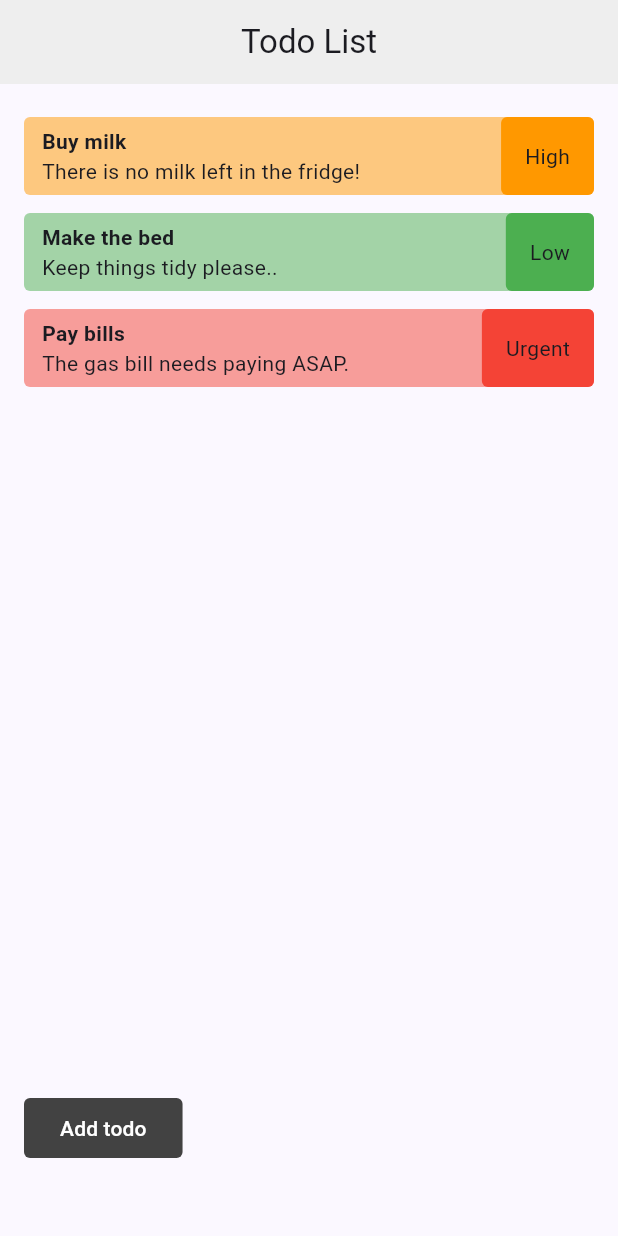
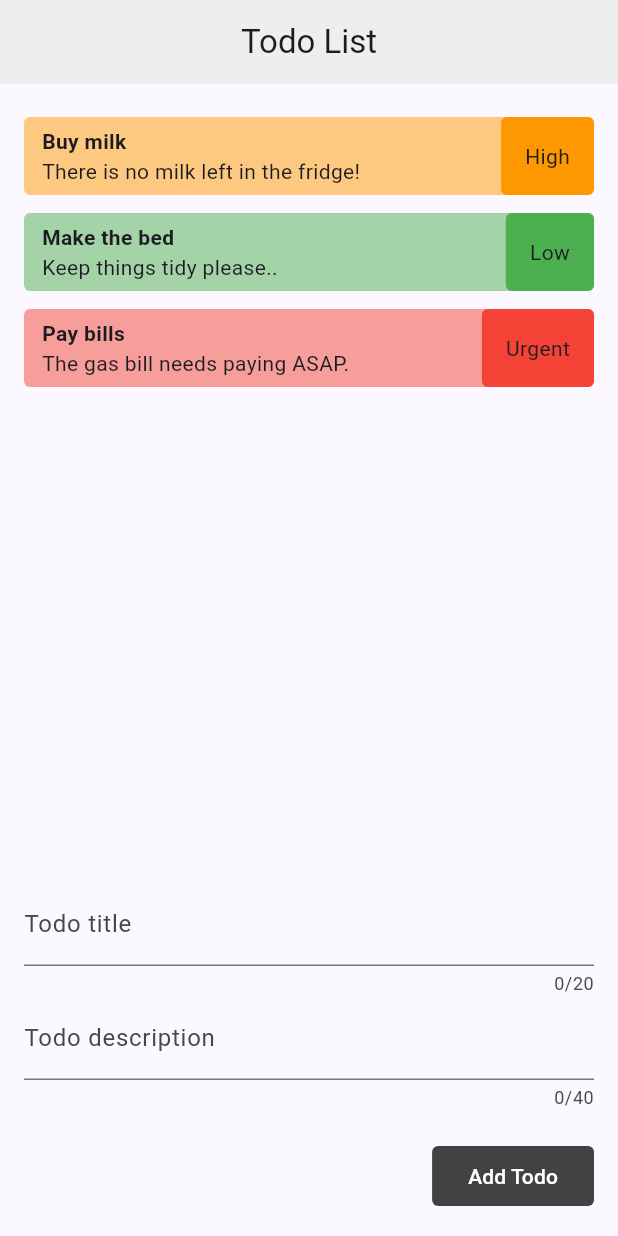
Before and after one commit to emagnu/forms_riverpod, a Flutter app: the screen it shows after launch, on a phone screen of 412 x 824 dp. Run offline on Flutter 3.47's test engine with Material 3 defaults, Android fonts, the phone set to English and light mode, and no system bars; our stand-ins replace flutter_riverpod, riverpod_annotation; generated files the repository leaves out were written again.

Commit message:
turned home_page stateful, add TextFormField() + GlobalKey() and validator

```diff
--- a/lib/src/presentation/ui/screens/home_page.dart
+++ b/lib/src/presentation/ui/screens/home_page.dart
@@ -1,21 +1,22 @@
 //  //   ///
 //  Import LIBRARIES
 import 'package:flutter/material.dart';
-// import 'package:flutter_riverpod/flutter_riverpod.dart';
 //  Import FILES
 import '../../widgets/todo_list.dart';
 //  //   ///
 
-class HomePage extends StatelessWidget {
+class HomePage extends StatefulWidget {
   const HomePage({super.key});
 
-  // final String _email = '';
+  @override
+  State<HomePage> createState() => _HomePageState();
+}
+
+class _HomePageState extends State<HomePage> {
+  final _formGlobalKey = GlobalKey<FormState>();
 
   @override
   Widget build(BuildContext context) {
-    // final TextEditingController emailController = TextEditingController();
-    GlobalKey formGlobalKey = GlobalKey<FormState>();
-
     return Scaffold(
       appBar: AppBar(
         title: const Text('Todo List'),
@@ -23,55 +24,151 @@ class HomePage extends StatelessWidget {
         backgroundColor: Colors.grey[200],
       ),
       body: Padding(
-        padding: const EdgeInsets.all(16.0),
+        padding: const EdgeInsets.all(16),
         child: Column(
-          crossAxisAlignment: CrossAxisAlignment.start,
-          children: <Widget>[
-            //  Show the todoList
+          children: [
+            // Expanded(child: TodoList(todos: todos)),
             const Expanded(child: TodoList()),
 
-            //  Forms for adding new tasks - FormField()
-            // TextField(
-            //   controller: emailController,
-            //   keyboardType: TextInputType.emailAddress,
-            //   decoration: const InputDecoration(label: Text('Email Address')),
-            //   // onChanged: (value) {setState(() {_email = value;debugPrint(value);});},
-            // ),
+            // form stuff below here
             Form(
+              key: _formGlobalKey,
               child: Column(
                 crossAxisAlignment: CrossAxisAlignment.end,
-                children: <Widget>[
-                  // decoration: const InputDecoration(labelText: 'New Task',),
-                  // Todo title
+                children: [
+                  // todo title
+                  TextFormField(
+                    maxLength: 20,
+                    decoration:
+                        const InputDecoration(label: Text('Todo title')),
+                    validator: (v) {
+                      if (v == null || v.isEmpty) {
+                        return 'Please enter a title for your Todo.';
+                      }
+                      return null;
+                    },
+                  ),
 
-                  // Tod description
+                  // todo description
+                  TextFormField(
+                    maxLength: 40,
+                    decoration:
+                        const InputDecoration(label: Text('Todo description')),
+                    validator: (v) {
+                      if (v == null || v.isEmpty || v.length < 5) {
+                        return 'Enter a description at least 5 characters long.';
+                      }
+                      return null;
+                    },
+                  ),
 
-                  // Priority
+                  // priority
 
-                  // Submit button
-                  const SizedBox(height: 16.0),
+                  // submit button
+                  const SizedBox(height: 20),
                   FilledButton(
-                    key: formGlobalKey,
-                    onPressed: () {},
+                    onPressed: () {
+                      _formGlobalKey.currentState!.validate();
+                    },
                     style: FilledButton.styleFrom(
                       backgroundColor: Colors.grey[800],
                       shape: RoundedRectangleBorder(
-                        borderRadius: BorderRadius.circular(4.0),
+                        borderRadius: BorderRadius.circular(4),
                       ),
                     ),
-                    child: const Text('Add todo'),
-                  ),
+                    child: const Text('Add Todo'),
+                  )
                 ],
               ),
-            ),
-            const SizedBox(height: 16.0),
-            // Text('Your email: $_email'),
-            // FilledButton(onPressed: () {debugPrint('EmailController: $emailController.text.trim()');},child: const Text('Print email'),),
-
-            const SizedBox(height: 16.0),
+            )
           ],
         ),
       ),
     );
   }
 }
+
+// class HomePage extends StatelessWidget {
+//   const HomePage({super.key});
+
+//   // final String _email = '';
+
+//   @override
+//   Widget build(BuildContext context) {
+//     // final TextEditingController emailController = TextEditingController();
+//     GlobalKey<FormState> formGlobalKey = GlobalKey<FormState>();
+
+//     return Scaffold(
+//       appBar: AppBar(
+//         title: const Text('Todo List'),
+//         centerTitle: true,
+//         backgroundColor: Colors.grey[200],
+//       ),
+//       body: Padding(
+//         padding: const EdgeInsets.all(16.0),
+//         child: Column(
+//           crossAxisAlignment: CrossAxisAlignment.start,
+//           children: <Widget>[
+//             //  Show the todoList
+//             const Expanded(child: TodoList()),
+
+//             //  Forms for adding new tasks - FormField()
+//             // TextField(
+//             //   controller: emailController,
+//             //   keyboardType: TextInputType.emailAddress,
+//             //   decoration: const InputDecoration(label: Text('Email Address')),
+//             //   // onChanged: (value) {setState(() {_email = value;debugPrint(value);});},
+//             // ),
+//             Form(
+//               child: Column(
+//                 crossAxisAlignment: CrossAxisAlignment.end,
+//                 children: <Widget>[
+//                   // decoration: const InputDecoration(labelText: 'New Task',),
+//                   // Todo title
+//                   TextFormField(
+//                     maxLength: 20,
+//                     decoration: const InputDecoration(
+//                       label: Text('Todo title'),
+//                     ),
+//                     validator: (value) {
+//                       if (value == null || value.isEmpty) {
+//                         debugPrint('value: $value');
+//                         return 'Please enter a title for your Todo';
+//                       }
+//                       return null;
+//                     },
+//                   ),
+//                   // Tod description
+
+//                   // Priority
+
+//                   // Submit button
+//                   const SizedBox(height: 16.0),
+//                   FilledButton(
+//                     key: formGlobalKey,
+//                     onPressed: () {
+//                       debugPrint('Pressed $formGlobalKey.currentState');
+//                       (formGlobalKey.currentState!.validate());
+//                     },
+//                     style: FilledButton.styleFrom(
+//                       backgroundColor: Colors.grey[800],
+//                       shape: RoundedRectangleBorder(
+//                         borderRadius: BorderRadius.circular(4.0),
+//                       ),
+//                     ),
+//                     child: const Text('Add todo'),
+//                   ),
+//                 ],
+//               ),
+//             ),
+//             const SizedBox(height: 16.0),
+//             // Text('Your email: $_email'),
+//             // FilledButton(onPressed: () {debugPrint('EmailController: $emailController.text.trim()');},child: const Text('Print email'),),
+
+//             const SizedBox(height: 16.0),
+//           ],
+//         ),
+//       ),
+//     );
+//   }
+// }
```
